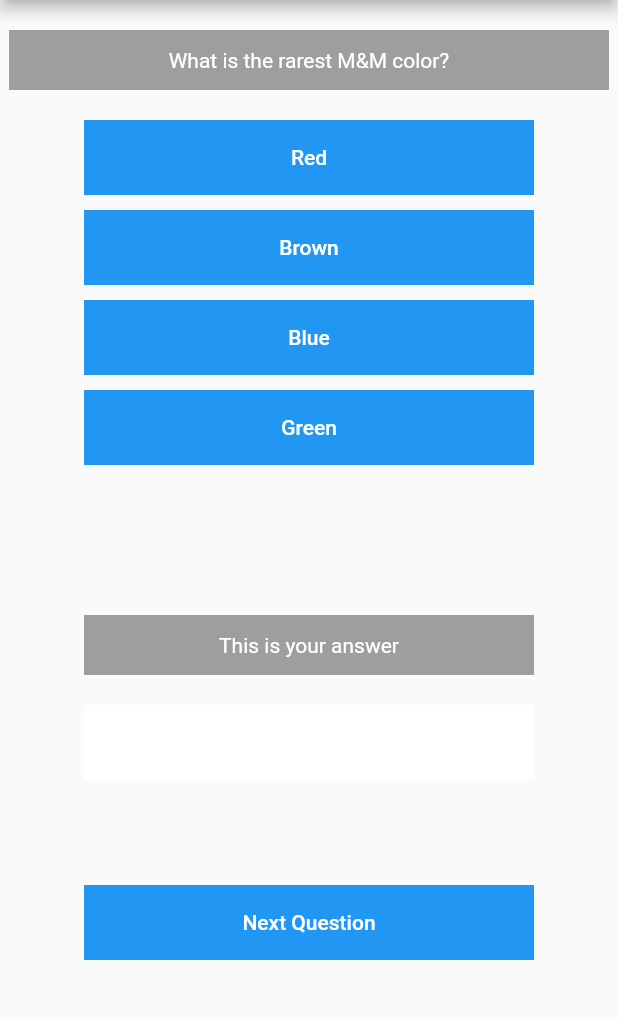
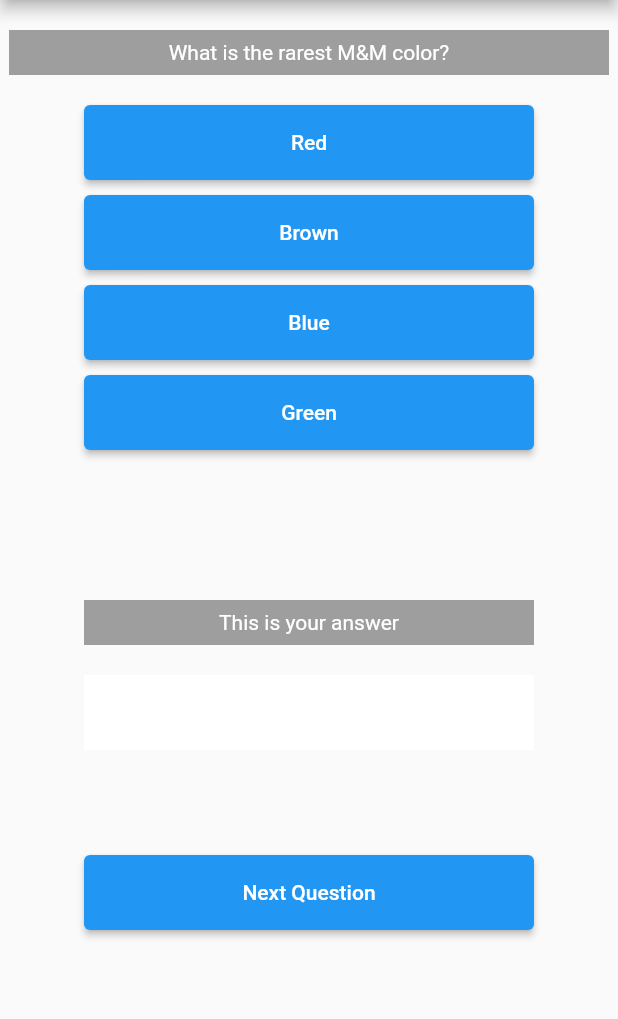
Before and after one commit to VictorrCano/quiz-app, a Flutter app: the screen it shows after launch, on a phone screen of 412 x 824 dp, the part 84-1103 px from its top. Run offline on Flutter 3.47's test engine with Material 2 defaults, Android fonts, the phone set to English and light mode, and no system bars.

Commit message:
changed styling of buttons to elevevatedButton

```diff
--- a/lib/main.dart
+++ b/lib/main.dart
@@ -39,7 +39,7 @@ class _MyAppState extends State<MyApp> {
         _correctAnswers.toString(),
         'Your number of incorrect answers',
         _incorrectAnswers.toString(),
-        ''));
+        ' '));
   }
 
   @override
@@ -58,7 +58,7 @@ class _MyAppState extends State<MyApp> {
               Container(
                 alignment: Alignment.center,
                 color: Colors.grey,
-                height: 40,
+                height: 30,
                 width: 400,
                 child: Text(
                   questionList[_questionIndex].question,
@@ -77,7 +77,7 @@ class _MyAppState extends State<MyApp> {
               Container(
                 alignment: Alignment.center,
                 color: Colors.grey,
-                height: 40,
+                height: 30,
                 width: 300,
                 child: const Text(
                   'This is your answer',
@@ -97,14 +97,10 @@ class _MyAppState extends State<MyApp> {
               ),
               const SizedBox(height: 70),
               Container(
-                alignment: Alignment.center,
-                color: Colors.blue,
+                //color: Colors.blue,
                 height: 50,
                 width: 300,
-                child: SizedBox(
-                  height: double.infinity, //<- match height of parent (50)
-                  width: double.infinity, //<- match width of parent (300)
-                  child: TextButton(
+                child: ElevatedButton(
                   style: ButtonStyle(
                     foregroundColor: MaterialStateProperty.all<Color>(
                       Colors.white,
@@ -114,7 +110,6 @@ class _MyAppState extends State<MyApp> {
                   onPressed: () {
                     setState(() => _questionIndex++);
                   },
-                  ),
                 ),
               ),
             ],
@@ -127,14 +122,10 @@ class _MyAppState extends State<MyApp> {
   Widget answerBox(String name) {
     //fillList();
     return Container(
-      alignment: Alignment.center,
-      color: Colors.blue,
+      //alignment: Alignment.center,
       height: 50,
       width: 300,
-      child: SizedBox(
-        height: double.infinity, //<- match height of parent (50)
-        width: double.infinity, //<- match width of parent (300)
-        child: TextButton(
+      child: ElevatedButton(
         style: ButtonStyle(
           foregroundColor: MaterialStateProperty.all<Color>(
             Colors.white,
@@ -162,7 +153,6 @@ class _MyAppState extends State<MyApp> {
           });
         },
       ),
-      ),
     );
   }
 }
```
Lines whose indentation alone changed are shown as unchanged.
